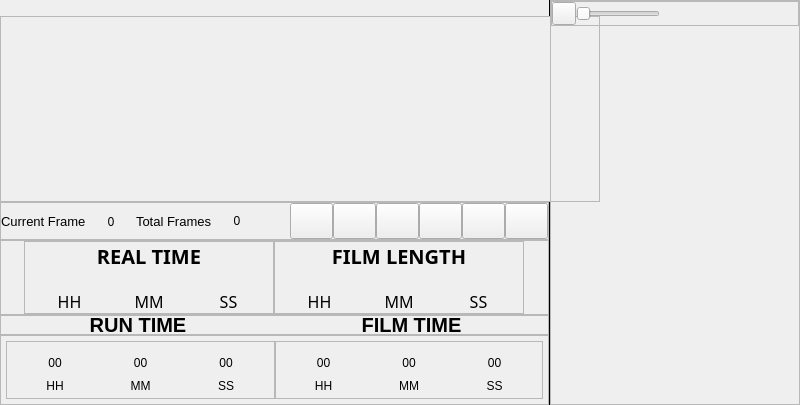
The window that Graffik/gui/film/filmwindow.ui (DynamicPerception/Graffik_Legacy) describes before a commit, drawn with Qt 5.
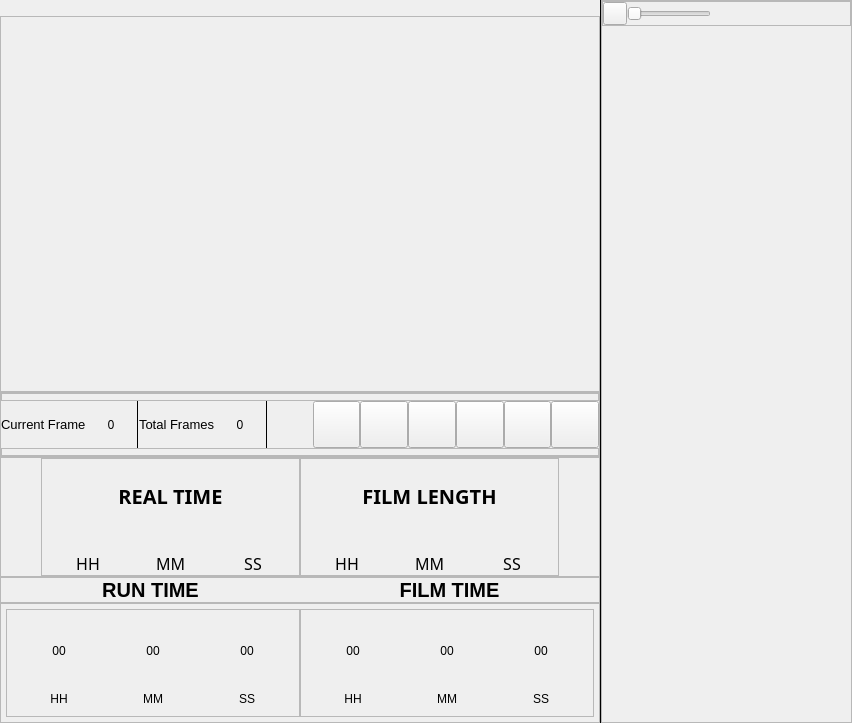
The same window after the commit. Custom widgets are drawn as their Qt base class.

Commit message: * Added Warning widget to be displayed when no devices are found * Fixed layout of track error icon relative to camera connected icon * Added missing tooltips to most main UI elements * Adjusted design of shuttle area to more closely match original design spec * Adjusted area around shuttle buttons for better layout and look * Removed extranneous pixels around track divider * Added correct border-right for film window elements * Removed border around motion area container * Added support for tooltip in device config icon (broken for now) * Adjusted spacing around camera enable slide toggle

Diff of the .ui file:
```diff
--- a/Graffik/gui/film/filmwindow.ui
+++ b/Graffik/gui/film/filmwindow.ui
@@ -6,8 +6,8 @@
    <rect>
     <x>0</x>
     <y>0</y>
-    <width>800</width>
-    <height>405</height>
+    <width>852</width>
+    <height>723</height>
    </rect>
   </property>
   <property name="sizePolicy">
@@ -19,7 +19,7 @@
   <property name="minimumSize">
    <size>
     <width>800</width>
-    <height>405</height>
+    <height>403</height>
    </size>
   </property>
   <property name="windowTitle">
@@ -40,6 +40,65 @@
      <property name="spacing">
       <number>0</number>
      </property>
+     <item row="2" column="2" colspan="2">
+      <widget class="QScrollArea" name="visualSA">
+       <property name="sizePolicy">
+        <sizepolicy hsizetype="Expanding" vsizetype="MinimumExpanding">
+         <horstretch>0</horstretch>
+         <verstretch>0</verstretch>
+        </sizepolicy>
+       </property>
+       <property name="minimumSize">
+        <size>
+         <width>600</width>
+         <height>186</height>
+        </size>
+       </property>
+       <property name="maximumSize">
+        <size>
+         <width>16777215</width>
+         <height>16777215</height>
+        </size>
+       </property>
+       <property name="baseSize">
+        <size>
+         <width>600</width>
+         <height>165</height>
+        </size>
+       </property>
+       <property name="verticalScrollBarPolicy">
+        <enum>Qt::ScrollBarAsNeeded</enum>
+       </property>
+       <property name="widgetResizable">
+        <bool>true</bool>
+       </property>
+       <property name="alignment">
+        <set>Qt::AlignLeading|Qt::AlignLeft|Qt::AlignTop</set>
+       </property>
+       <widget class="QWidget" name="visualSAContents">
+        <property name="geometry">
+         <rect>
+          <x>0</x>
+          <y>0</y>
+          <width>598</width>
+          <height>248</height>
+         </rect>
+        </property>
+        <property name="sizePolicy">
+         <sizepolicy hsizetype="MinimumExpanding" vsizetype="MinimumExpanding">
+          <horstretch>0</horstretch>
+          <verstretch>0</verstretch>
+         </sizepolicy>
+        </property>
+        <property name="minimumSize">
+         <size>
+          <width>0</width>
+          <height>165</height>
+         </size>
+        </property>
+       </widget>
+      </widget>
+     </item>
      <item row="3" column="2" colspan="2">
       <widget class="QFrame" name="shuttleAreaFrame">
        <property name="sizePolicy">
@@ -51,13 +110,13 @@
        <property name="minimumSize">
         <size>
          <width>0</width>
-         <height>30</height>
+         <height>40</height>
         </size>
        </property>
        <property name="maximumSize">
         <size>
          <width>16777215</width>
-         <height>55</height>
+         <height>65</height>
         </size>
        </property>
        <property name="baseSize">
@@ -72,14 +131,14 @@
        <property name="frameShadow">
         <enum>QFrame::Raised</enum>
        </property>
-       <layout class="QHBoxLayout" name="horizontalLayout_5">
-        <property name="spacing">
-         <number>0</number>
-        </property>
+       <layout class="QGridLayout" name="gridLayout_4">
         <property name="margin">
          <number>0</number>
         </property>
-        <item>
+        <property name="spacing">
+         <number>0</number>
+        </property>
+        <item row="1" column="0" rowspan="2">
          <widget class="QLabel" name="curFramesLabel">
           <property name="font">
            <font>
@@ -91,7 +150,7 @@
           </property>
          </widget>
         </item>
-        <item>
+        <item row="1" column="1" rowspan="2">
          <widget class="QLabel" name="curFrameDispLabel">
           <property name="minimumSize">
            <size>
@@ -112,7 +171,17 @@
           </property>
          </widget>
         </item>
-        <item>
+        <item row="1" column="2" rowspan="2">
+         <widget class="Line" name="frameVline1">
+          <property name="frameShadow">
+           <enum>QFrame::Plain</enum>
+          </property>
+          <property name="orientation">
+           <enum>Qt::Vertical</enum>
+          </property>
+         </widget>
+        </item>
+        <item row="1" column="3" rowspan="2">
          <widget class="QLabel" name="totalFramesLabel">
           <property name="font">
            <font>
@@ -124,7 +193,7 @@
           </property>
          </widget>
         </item>
-        <item>
+        <item row="1" column="4" rowspan="2">
          <widget class="QLabel" name="totalFrameDispLabel">
           <property name="minimumSize">
            <size>
@@ -140,23 +209,17 @@
           </property>
          </widget>
         </item>
-        <item>
-         <spacer name="horizontalSpacer_3">
+        <item row="1" column="5" rowspan="2" colspan="2">
+         <widget class="Line" name="frameVline2">
+          <property name="frameShadow">
+           <enum>QFrame::Plain</enum>
+          </property>
           <property name="orientation">
-           <enum>Qt::Horizontal</enum>
+           <enum>Qt::Vertical</enum>
           </property>
-          <property name="sizeType">
-           <enum>QSizePolicy::Expanding</enum>
-          </property>
-          <property name="sizeHint" stdset="0">
-           <size>
-            <width>20</width>
-            <height>5</height>
-           </size>
-          </property>
-         </spacer>
+         </widget>
         </item>
-        <item>
+        <item row="1" column="7" rowspan="2">
          <widget class="QPushButton" name="rewindButton">
           <property name="sizePolicy">
            <sizepolicy hsizetype="Expanding" vsizetype="Expanding">
@@ -198,7 +261,7 @@
           </property>
          </widget>
         </item>
-        <item>
+        <item row="1" column="8" rowspan="2">
          <widget class="QPushButton" name="frameRwdButton">
           <property name="sizePolicy">
            <sizepolicy hsizetype="Expanding" vsizetype="Expanding">
@@ -240,7 +303,7 @@
           </property>
          </widget>
         </item>
-        <item>
+        <item row="1" column="9" rowspan="2">
          <widget class="StatefulButton" name="playButton">
           <property name="sizePolicy">
            <sizepolicy hsizetype="Expanding" vsizetype="Expanding">
@@ -285,49 +348,7 @@
           </property>
          </widget>
         </item>
-        <item>
-         <widget class="QPushButton" name="stopButton">
-          <property name="sizePolicy">
-           <sizepolicy hsizetype="Expanding" vsizetype="Expanding">
-            <horstretch>0</horstretch>
-            <verstretch>0</verstretch>
-           </sizepolicy>
-          </property>
-          <property name="minimumSize">
-           <size>
-            <width>27</width>
-            <height>27</height>
-           </size>
-          </property>
-          <property name="maximumSize">
-           <size>
-            <width>54</width>
-            <height>54</height>
-           </size>
-          </property>
-          <property name="sizeIncrement">
-           <size>
-            <width>1</width>
-            <height>1</height>
-           </size>
-          </property>
-          <property name="baseSize">
-           <size>
-            <width>27</width>
-            <height>27</height>
-           </size>
-          </property>
-          <property name="font">
-           <font>
-            <pointsize>10</pointsize>
-           </font>
-          </property>
-          <property name="text">
-           <string/>
-          </property>
-         </widget>
-        </item>
-        <item>
+        <item row="1" column="11" rowspan="2">
          <widget class="QPushButton" name="frameFwdButton">
           <property name="sizePolicy">
            <sizepolicy hsizetype="Expanding" vsizetype="Expanding">
@@ -369,7 +390,7 @@
           </property>
          </widget>
         </item>
-        <item>
+        <item row="1" column="12" rowspan="2">
          <widget class="QPushButton" name="forwardButton">
           <property name="sizePolicy">
            <sizepolicy hsizetype="Expanding" vsizetype="Expanding">
@@ -406,6 +427,103 @@
             <pointsize>10</pointsize>
            </font>
           </property>
+          <property name="toolTip">
+           <string>Forward to End</string>
+          </property>
+          <property name="text">
+           <string/>
+          </property>
+         </widget>
+        </item>
+        <item row="2" column="6">
+         <spacer name="horizontalSpacer_3">
+          <property name="orientation">
+           <enum>Qt::Horizontal</enum>
+          </property>
+          <property name="sizeType">
+           <enum>QSizePolicy::Expanding</enum>
+          </property>
+          <property name="sizeHint" stdset="0">
+           <size>
+            <width>20</width>
+            <height>5</height>
+           </size>
+          </property>
+         </spacer>
+        </item>
+        <item row="0" column="0" colspan="13">
+         <widget class="QFrame" name="shuttleSepFrame2">
+          <property name="maximumSize">
+           <size>
+            <width>16777215</width>
+            <height>8</height>
+           </size>
+          </property>
+          <property name="frameShape">
+           <enum>QFrame::StyledPanel</enum>
+          </property>
+          <property name="frameShadow">
+           <enum>QFrame::Raised</enum>
+          </property>
+         </widget>
+        </item>
+        <item row="3" column="0" colspan="13">
+         <widget class="QFrame" name="shuttleSepFrame1">
+          <property name="maximumSize">
+           <size>
+            <width>16777215</width>
+            <height>8</height>
+           </size>
+          </property>
+          <property name="frameShape">
+           <enum>QFrame::StyledPanel</enum>
+          </property>
+          <property name="frameShadow">
+           <enum>QFrame::Raised</enum>
+          </property>
+          <zorder>stopButton</zorder>
+         </widget>
+        </item>
+        <item row="1" column="10" rowspan="2">
+         <widget class="QPushButton" name="stopButton">
+          <property name="sizePolicy">
+           <sizepolicy hsizetype="Expanding" vsizetype="Expanding">
+            <horstretch>0</horstretch>
+            <verstretch>0</verstretch>
+           </sizepolicy>
+          </property>
+          <property name="minimumSize">
+           <size>
+            <width>27</width>
+            <height>27</height>
+           </size>
+          </property>
+          <property name="maximumSize">
+           <size>
+            <width>54</width>
+            <height>54</height>
+           </size>
+          </property>
+          <property name="sizeIncrement">
+           <size>
+            <width>1</width>
+            <height>1</height>
+           </size>
+          </property>
+          <property name="baseSize">
+           <size>
+            <width>27</width>
+            <height>27</height>
+           </size>
+          </property>
+          <property name="font">
+           <font>
+            <pointsize>10</pointsize>
+           </font>
+          </property>
+          <property name="toolTip">
+           <string>Stop</string>
+          </property>
           <property name="text">
            <string/>
           </property>
@@ -919,65 +1037,6 @@
        </property>
       </spacer>
      </item>
-     <item row="2" column="2" colspan="2">
-      <widget class="QScrollArea" name="visualSA">
-       <property name="sizePolicy">
-        <sizepolicy hsizetype="Expanding" vsizetype="MinimumExpanding">
-         <horstretch>0</horstretch>
-         <verstretch>0</verstretch>
-        </sizepolicy>
-       </property>
-       <property name="minimumSize">
-        <size>
-         <width>600</width>
-         <height>186</height>
-        </size>
-       </property>
-       <property name="maximumSize">
-        <size>
-         <width>16777215</width>
-         <height>16777215</height>
-        </size>
-       </property>
-       <property name="baseSize">
-        <size>
-         <width>600</width>
-         <height>165</height>
-        </size>
-       </property>
-       <property name="verticalScrollBarPolicy">
-        <enum>Qt::ScrollBarAsNeeded</enum>
-       </property>
-       <property name="widgetResizable">
-        <bool>true</bool>
-       </property>
-       <property name="alignment">
-        <set>Qt::AlignLeading|Qt::AlignLeft|Qt::AlignTop</set>
-       </property>
-       <widget class="QWidget" name="visualSAContents">
-        <property name="geometry">
-         <rect>
-          <x>0</x>
-          <y>0</y>
-          <width>598</width>
-          <height>184</height>
-         </rect>
-        </property>
-        <property name="sizePolicy">
-         <sizepolicy hsizetype="MinimumExpanding" vsizetype="MinimumExpanding">
-          <horstretch>0</horstretch>
-          <verstretch>0</verstretch>
-         </sizepolicy>
-        </property>
-        <property name="minimumSize">
-         <size>
-          <width>0</width>
-          <height>165</height>
-         </size>
-        </property>
-       </widget>
-      </widget>
-     </item>
      <item row="1" column="2" colspan="2">
       <widget class="QFrame" name="tapeFrame">
        <property name="sizePolicy">
```
Left out of the diff: 44 changed lines with no effect on the pictures. The commit also changes 41 other files.
